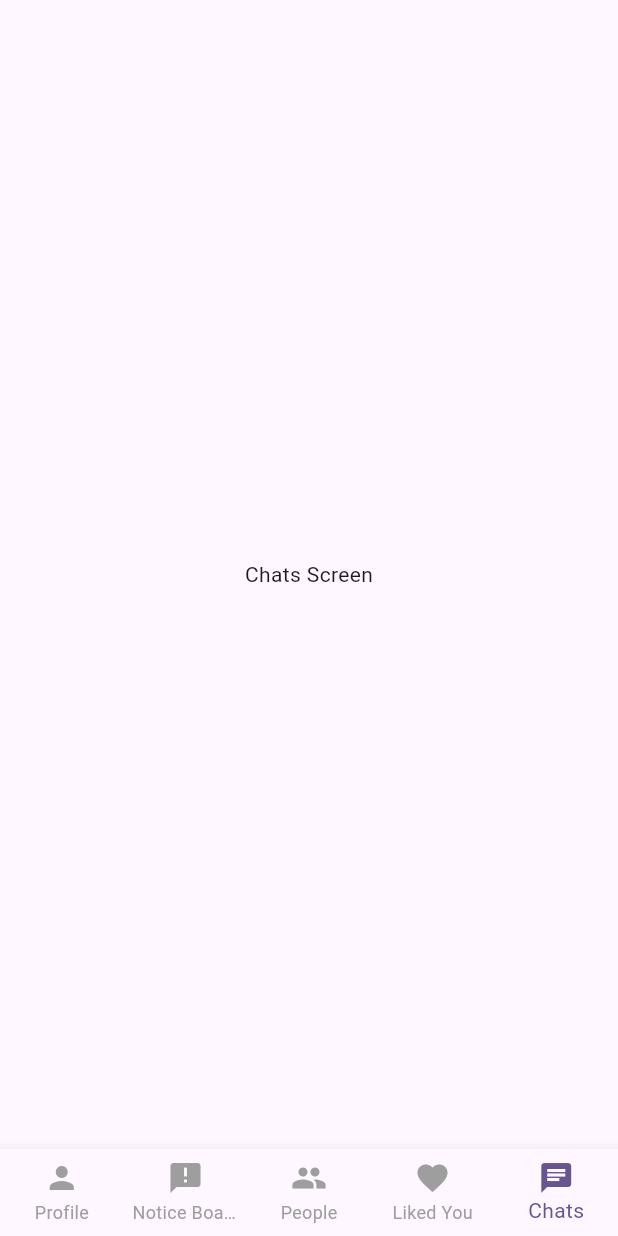
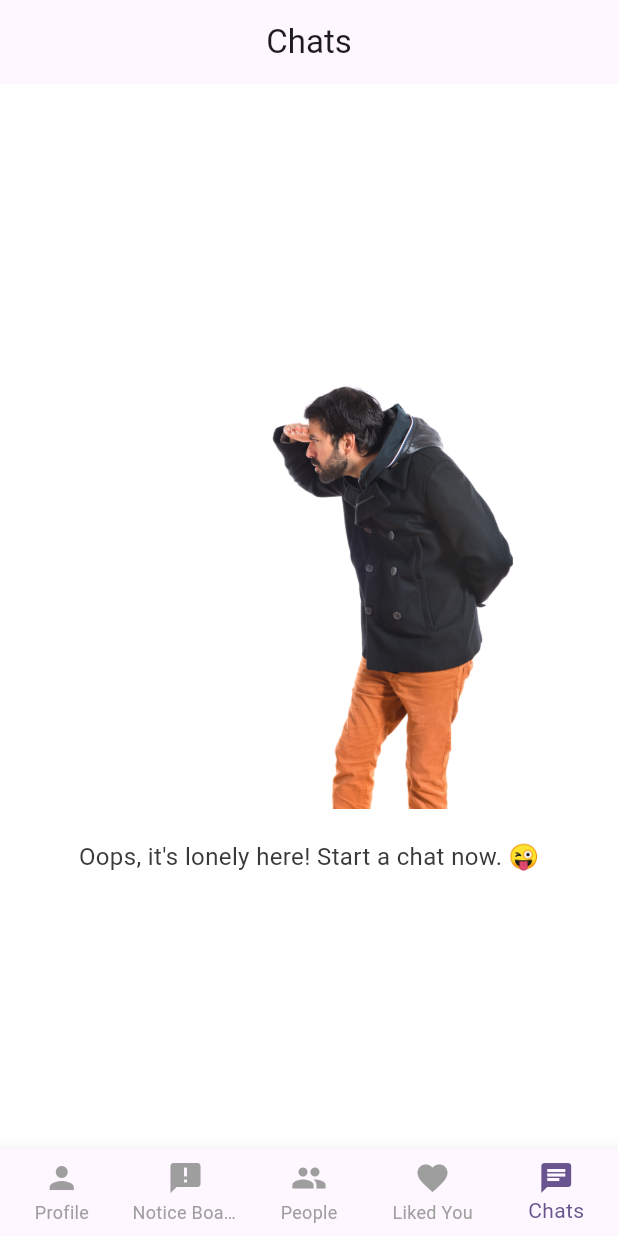
Before and after one commit to Anandhu-J/GitLove, a Flutter app: the screen it shows after launch, item 5 of the bottom bar chosen, on a phone screen of 412 x 824 dp. Run offline on Flutter 3.47's test engine with Material 3 defaults, Android fonts, the phone set to English and light mode, and no system bars; our stand-ins replace tcard; network calls fail.

Commit message:
Chat Screens

```diff
--- /dev/null
+++ b/lib/screens/chat_list_screen.dart
@@ -0,0 +1,91 @@
+import 'package:flutter/material.dart';
+import 'package:git_love/screens/empty_chat_screen.dart';
+
+class Chat {
+  final String name;
+  final String profilePic;
+  final String lastMessage;
+  final DateTime time;
+
+  Chat({
+    required this.name,
+    required this.profilePic,
+    required this.lastMessage,
+    required this.time,
+  });
+}
+
+class ChatListScreen extends StatelessWidget {
+  ChatListScreen({Key? key}) : super(key: key);
+
+  // Mock Data (Replace this with API data later)
+  final List<Chat> chats = [
+    // Chat(
+    //   name: "Sanika",
+    //   profilePic: "https://picsum.photos/50/50?random=1",
+    //   lastMessage: "Hey, how's it going?",
+    //   time: DateTime.now().subtract(Duration(minutes: 5)),
+    // ),
+    // Chat(
+    //   name: "Abin",
+    //   profilePic: "https://picsum.photos/50/50?random=2",
+    //   lastMessage: "Let's meet up tomorrow.",
+    //   time: DateTime.now().subtract(Duration(hours: 1)),
+    // ),
+    // Chat(
+    //   name: "Neha",
+    //   profilePic: "https://picsum.photos/50/50?random=3",
+    //   lastMessage: "Loved our last conversation!",
+    //   time: DateTime.now().subtract(Duration(hours: 3)),
+    // ),
+  ];
+
+  @override
+  Widget build(BuildContext context) {
+    return Scaffold(
+      appBar: AppBar(
+        title: Text("Chats"),
+        centerTitle: true,
+      ),
+      body: chats.isEmpty
+          ? const EmptyChatScreen()
+          : ListView.builder(
+              itemCount: chats.length,
+              itemBuilder: (context, index) {
+                final chat = chats[index];
+
+                return ListTile(
+                  leading: CircleAvatar(
+                    backgroundImage: NetworkImage(chat.profilePic),
+                  ),
+                  title: Text(
+                    chat.name,
+                    style: TextStyle(fontWeight: FontWeight.bold),
+                  ),
+                  subtitle: Text(
+                    chat.lastMessage,
+                    maxLines: 1,
+                    overflow: TextOverflow.ellipsis,
+                  ),
+                  trailing: Text(
+                    _formatTime(chat.time),
+                    style: TextStyle(color: Colors.grey, fontSize: 12),
+                  ),
+                  onTap: () {
+                    // Navigate to chat details screen
+                  },
+                );
+              },
+            ),
+    );
+  }
+
+  // Helper function to format chat time
+  String _formatTime(DateTime time) {
+    Duration diff = DateTime.now().difference(time);
+    if (diff.inMinutes < 1) return "Just now";
+    if (diff.inHours < 1) return "${diff.inMinutes} min ago";
+    if (diff.inDays < 1) return "${diff.inHours} hrs ago";
+    return "${time.day}/${time.month}/${time.year}";
+  }
+}
--- /dev/null
+++ b/lib/screens/empty_chat_screen.dart
@@ -0,0 +1,33 @@
+import 'package:flutter/gestures.dart';
+import 'package:flutter/material.dart';
+
+class EmptyChatScreen extends StatelessWidget {
+  const EmptyChatScreen({Key? key}) : super(key: key);
+
+  @override
+  Widget build(BuildContext context) {
+    return Scaffold(
+      backgroundColor: Colors.white,
+      body: Center(
+        child: Column(
+          mainAxisSize: MainAxisSize.min, // Centers content vertically
+          children: [
+            Image.asset(
+              "assets/images/lonely.jpg", // Make sure to add an image in assets
+              width: 350,
+              height: 300,
+              alignment: Alignment.center,
+            ),
+            SizedBox(height: 20),
+            Text(
+              "Oops, it's lonely here! Start a chat now. 😜",
+              textAlign: TextAlign.center,
+              style: TextStyle(
+                  fontSize: 16, color: const Color.fromARGB(255, 58, 57, 57)),
+            ),
+          ],
+        ),
+      ),
+    );
+  }
+}
--- a/lib/screens/home_screen.dart
+++ b/lib/screens/home_screen.dart
@@ -1,6 +1,7 @@
 import 'package:flutter/material.dart';
 import '../widgets/custom_bottom_nav_bar.dart';
-import 'people_tab.dart'; // Import PeopleTab.
+import 'people_tab.dart';
+import 'chat_list_screen.dart';
 
 // Placeholder screens for the other tabs.
 class ProfileScreen extends StatelessWidget {
@@ -44,11 +45,11 @@ class _HomeScreenState extends State<HomeScreen> {
   int _currentIndex = 2;
 
   final List<Widget> _pages = [
-    const ProfileScreen(),         // Index 0.
-    const NoticeBoardScreen(),     // Index 1.
-    PeopleTab(),                   // Index 2: People tab.
-    const LikedYouScreen(),        // Index 3.
-    const ChatsScreen(),           // Index 4.
+    const ProfileScreen(), // Index 0.
+    const NoticeBoardScreen(), // Index 1.
+    PeopleTab(), // Index 2: People tab.
+    const LikedYouScreen(), // Index 3.
+    ChatListScreen(), // Index 4.
   ];
 
   void _onTabTapped(int index) {
--- a/lib/screens/people_tab.dart
+++ b/lib/screens/people_tab.dart
@@ -33,7 +33,7 @@ class PeopleTab extends StatefulWidget {
 class _PeopleTabState extends State<PeopleTab> {
   final List<Person> people = [
     Person(
-      name: "Sanika",
+      name: "Anandhu",
       age: 24,
       pronouns: "she/her",
       jobTitle: "Logistics Operative",
@@ -169,8 +169,8 @@ class PersonCard extends StatelessWidget {
                     topLeft: Radius.circular(20),
                     topRight: Radius.circular(20)),
                 child: Image.network(
-                  imageUrl!!,
-                  height: windowHeight * 0.5,
+                  imageUrl!,
+                  height: windowHeight * 0.65,
                   width: double.infinity,
                   fit: BoxFit.cover,
                   errorBuilder: (context, error, stackTrace) {
@@ -218,7 +218,7 @@ class PersonCard extends StatelessWidget {
                         fontSize: 16,
                       ),
                     ),
-                    const SizedBox(height: 12),
+                    const SizedBox(height: 30),
                   ],
                 ),
               ),
```
Also changed, not shown: assets/images/lonely.jpg (added).
